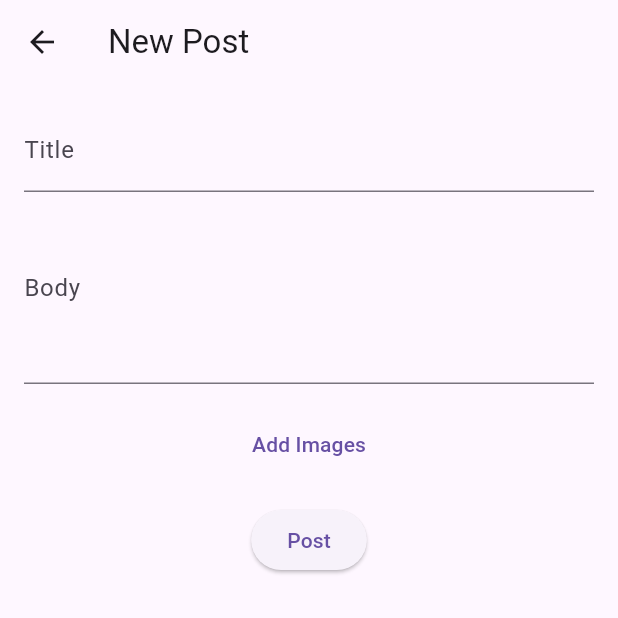
After one commit to Gel0oo/blog-forum-app, a Flutter app: the PostFormScreen screen opened directly, on a phone screen of 412 x 824 dp, the top half of it. The commit adds this screen. Run offline on Flutter 3.47's test engine with Material 3 defaults, Android fonts, the phone set to English and light mode, and no system bars; our stand-ins replace go_router, image_picker, supabase_flutter; accounts and stored records are empty.

Commit message:
feat: added post detail, form and list. User can now Create, Read, Update and Delete.

```diff
--- a/lib/providers/posts_provider.dart
+++ b/lib/providers/posts_provider.dart
@@ -37,4 +37,81 @@ class PostsProvider extends ChangeNotifier {
     isLoading = false;
     notifyListeners();
   }
+
+  // User creates post with title, body and images.
+  Future<void> createPost({
+    required String title,
+    required String body,
+    required List<Uint8List> imageBytes,
+  }) async {
+    final userId = supabase.auth.currentUser!.id;
+
+    final postResponse = await supabase
+        .from('posts')
+        .insert({'title': title, 'body': body, 'user_id': userId})
+        .select()
+        .single();
+
+    final postId = postResponse['id'];
+
+    for (var i = 0; i < imageBytes.length; i++) {
+      final fileName = '${DateTime.now().millisecondsSinceEpoch}_$i.jpg';
+      final path = '$userId/$fileName';
+
+      await supabase.storage
+          .from('post_images')
+          .uploadBinary(path, imageBytes[i]);
+      final url = supabase.storage.from('post_images').getPublicUrl(path);
+
+      await supabase.from('post_images').insert({
+        'post_id': postId,
+        'url': url,
+      });
+    }
+
+    await fetchPosts(refresh: true);
+  }
+
+  // User can update their OWN post.
+  Future<void> updatePost({
+    required String postId,
+    required String title,
+    required String body,
+    required List<Uint8List> newImageBytes,
+    required List<String> imageIdsToDelete,
+  }) async {
+    final userId = supabase.auth.currentUser!.id;
+
+    await supabase
+        .from('posts')
+        .update({'title': title, 'body': body})
+        .eq('id', postId);
+
+    for (final imageId in imageIdsToDelete) {
+      await supabase.from('post_images').delete().eq('id', imageId);
+    }
+
+    for (var i = 0; i < newImageBytes.length; i++) {
+      final fileName = '${DateTime.now().millisecondsSinceEpoch}_$i.jpg';
+      final path = '$userId/$fileName';
+
+      await supabase.storage
+          .from('post_images')
+          .uploadBinary(path, newImageBytes[i]);
+      final url = supabase.storage.from('post_images').getPublicUrl(path);
+
+      await supabase.from('post_images').insert({
+        'post_id': postId,
+        'url': url,
+      });
+    }
+
+    await fetchPosts(refresh: true);
+  }
+
+  Future<void> deletePost(String postId) async {
+    await supabase.from('posts').delete().eq('id', postId);
+    posts.removeWhere((p) => p['id'] == postId);
+    notifyListeners();
+  }
 }
--- /dev/null
+++ b/lib/screens/posts/post_form_screen.dart
@@ -0,0 +1,157 @@
+// This screen allows users to create a new post or edit an exisiting one.
+
+import 'dart:typed_data';
+import 'package:flutter/material.dart';
+import 'package:provider/provider.dart';
+import 'package:image_picker/image_picker.dart';
+import '../../providers/posts_provider.dart';
+
+class PostFormScreen extends StatefulWidget {
+  final Map<String, dynamic>? existingPost;
+  const PostFormScreen({super.key, this.existingPost});
+
+  @override
+  State<PostFormScreen> createState() => _PostFormScreenState();
+}
+
+class _PostFormScreenState extends State<PostFormScreen> {
+  final titleController = TextEditingController();
+  final bodyController = TextEditingController();
+  final List<Uint8List> pickedImages = [];
+  final List<String> imageIdsToDelete = [];
+  List<dynamic> existingImages = [];
+  String? error;
+  bool isSubmitting = false;
+
+  bool get isEditing => widget.existingPost != null;
+
+  @override
+  void initState() {
+    super.initState();
+    if (isEditing) {
+      titleController.text = widget.existingPost!['title'];
+      bodyController.text = widget.existingPost!['body'];
+      existingImages = List.from(widget.existingPost!['post_images']);
+    }
+  }
+
+  Future<void> pickImages() async {
+    final picker = ImagePicker();
+    final files = await picker.pickMultiImage();
+    for (final file in files) {
+      final bytes = await file.readAsBytes();
+      setState(() => pickedImages.add(bytes));
+    }
+  }
+
+  void removeExistingImage(String imageId) {
+    setState(() {
+      imageIdsToDelete.add(imageId);
+      existingImages.removeWhere((img) => img['id'] == imageId);
+    });
+  }
+
+  Future<void> handleSubmit() async {
+    setState(() => isSubmitting = true);
+    try {
+      final provider = context.read<PostsProvider>();
+      if (isEditing) {
+        await provider.updatePost(
+          postId: widget.existingPost!['id'],
+          title: titleController.text,
+          body: bodyController.text,
+          newImageBytes: pickedImages,
+          imageIdsToDelete: imageIdsToDelete,
+        );
+      } else {
+        await provider.createPost(
+          title: titleController.text,
+          body: bodyController.text,
+          imageBytes: pickedImages,
+        );
+      }
+      if (mounted) Navigator.of(context).pop();
+    } catch (e) {
+      setState(() => error = e.toString());
+    } finally {
+      setState(() => isSubmitting = false);
+    }
+  }
+
+  @override
+  Widget build(BuildContext context) {
+    return Scaffold(
+      appBar: AppBar(title: const Text('New Post')),
+      body: Padding(
+        padding: const EdgeInsets.all(16),
+        child: Column(
+          children: [
+            TextField(
+              controller: titleController,
+              decoration: const InputDecoration(labelText: 'Title'),
+            ),
+            TextField(
+              controller: bodyController,
+              maxLines: 4,
+              decoration: const InputDecoration(labelText: 'Body'),
+            ),
+            const SizedBox(height: 16),
+            Wrap(
+              spacing: 8,
+              children: [
+                ...existingImages.map(
+                  (img) => Stack(
+                    clipBehavior: Clip.none,
+                    children: [
+                      Image.network(
+                        img['url'],
+                        width: 80,
+                        height: 80,
+                        fit: BoxFit.cover,
+                      ),
+                      Positioned(
+                        top: -8,
+                        right: -8,
+                        child: GestureDetector(
+                          onTap: () => removeExistingImage(img['id']),
+                          child: Container(
+                            decoration: const BoxDecoration(
+                              color: Colors.red,
+                              shape: BoxShape.circle,
+                            ),
+                            padding: const EdgeInsets.all(2),
+                            child: const Icon(
+                              Icons.close,
+                              size: 14,
+                              color: Colors.white,
+                            ),
+                          ),
+                        ),
+                      ),
+                    ],
+                  ),
+                ),
+                ...pickedImages.map(
+                  (bytes) => Image.memory(
+                    bytes,
+                    width: 80,
+                    height: 80,
+                    fit: BoxFit.cover,
+                  ),
+                ),
+              ],
+            ),
+            TextButton(onPressed: pickImages, child: const Text('Add Images')),
+            const SizedBox(height: 16),
+            if (error != null)
+              Text(error!, style: const TextStyle(color: Colors.red)),
+            ElevatedButton(
+              onPressed: isSubmitting ? null : handleSubmit,
+              child: Text(isSubmitting ? 'Posting...' : 'Post'),
+            ),
+          ],
+        ),
+      ),
+    );
+  }
+}
--- a/pubspec.yaml
+++ b/pubspec.yaml
@@ -10,6 +10,7 @@ dependencies:
   flutter:
     sdk: flutter
   go_router: ^17.3.0
+  image_picker: ^1.2.3
   provider: ^6.1.5+1
   supabase_flutter: ^2.16.0
 
```
Also changed, not shown: lib/screens/posts/post_detail_screen.dart (added, +105 -0 lines), lib/screens/posts/post_list_screen.dart (+34 -1 lines), pubspec.lock, 1 other file.
